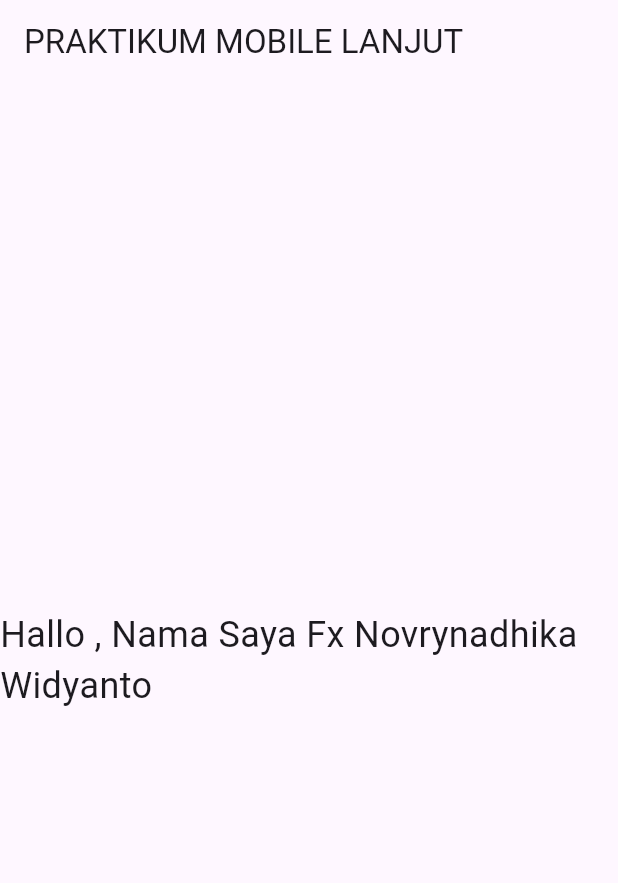
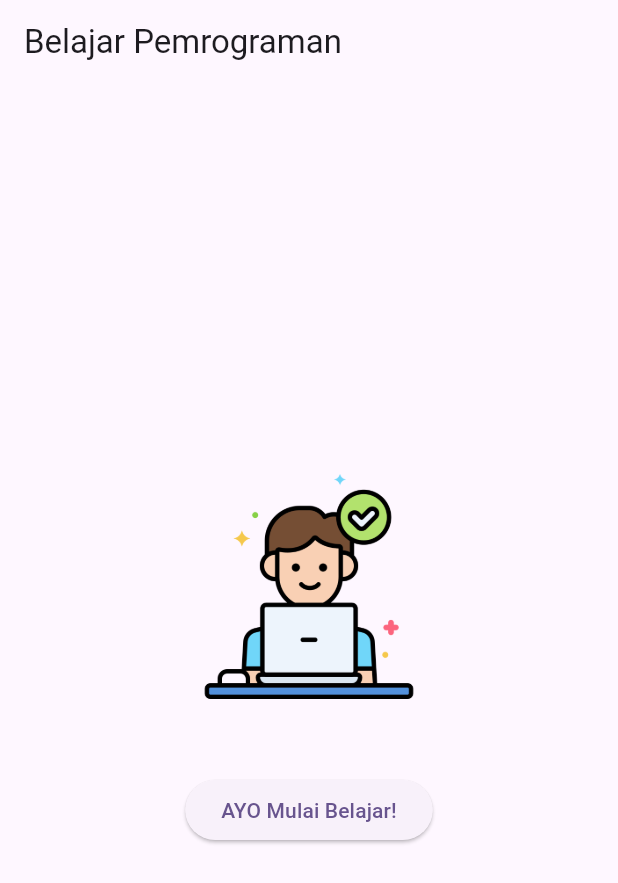
Before and after one commit to FxNovryandhikaW/prak_mobilelanjut_2457051013, a Flutter app: the screen it shows after launch, on a phone screen of 412 x 824 dp. Shown: the top 883 px of the screen. Run offline on Flutter 3.47's test engine with Material 3 defaults, Android fonts, the phone set to English and light mode, and no system bars.

Commit message:
Pertemuan 3: First Widget

```diff
--- /dev/null
+++ b/lib/first_widget.dart
@@ -0,0 +1,31 @@
+import 'package:flutter/material.dart';
+
+class FirstWidget extends StatelessWidget {
+  const FirstWidget({super.key});
+
+  @override
+  Widget build(BuildContext context) {
+    return Scaffold(
+      appBar: AppBar(
+        title: const Text('Belajar Pemrograman'),
+      ),
+      body: Center(
+        child: Column(
+          mainAxisAlignment: MainAxisAlignment.center,
+          children: [
+            Image.asset(
+              'assets/images/IT.png',
+              width: 150,
+              height: 150,
+            ),
+            const SizedBox(height: 50),
+            ElevatedButton(
+              onPressed: () {},
+              child: const Text('AYO Mulai Belajar!'),
+            ),
+          ],
+        ),
+      ),
+    );
+  }
+}
--- a/lib/main.dart
+++ b/lib/main.dart
@@ -1,4 +1,8 @@
 import 'package:flutter/material.dart';
+
+// import 'column_widget.dart';
+// import 'row_widget.dart';
+import 'first_widget.dart';
 
 void main() {
   runApp(const MyApp());
@@ -10,19 +14,12 @@
   @override
   Widget build(BuildContext context) {
     return MaterialApp(
-      title: 'Flutter Demo',
+      title: 'Praktikum Mobile Lanjut',
       theme: ThemeData(
         colorScheme: ColorScheme.fromSeed(seedColor: Colors.deepPurple),
+        useMaterial3: true,
       ),
-      home: Scaffold(
-        appBar: AppBar(title: const Text('PRAKTIKUM MOBILE LANJUT')),
-        body: const Center(
-          child: Text(
-            'Hallo , Nama Saya Fx Novrynadhika Widyanto',
-            style: TextStyle(fontSize: 24),
-          ),
-        ),
-      ),
+      home: const FirstWidget(), // Ganti sesuai widget yang ingin ditampilkan (ColumnWidget / RowWidget / FirstWidget)
     );
   }
 }
--- a/pubspec.yaml
+++ b/pubspec.yaml
@@ -57,6 +57,9 @@
   # the material Icons class.
   uses-material-design: true
 
+  assets:
+    - assets/images/IT.png
+
   # To add assets to your application, add an assets section, like this:
   # assets:
   #   - images/a_dot_burr.jpeg
```
Also changed, not shown: lib/column_widget.dart (added, +22 -0 lines), lib/row_widget.dart (added, +22 -0 lines), assets/images/IT.png (added).
